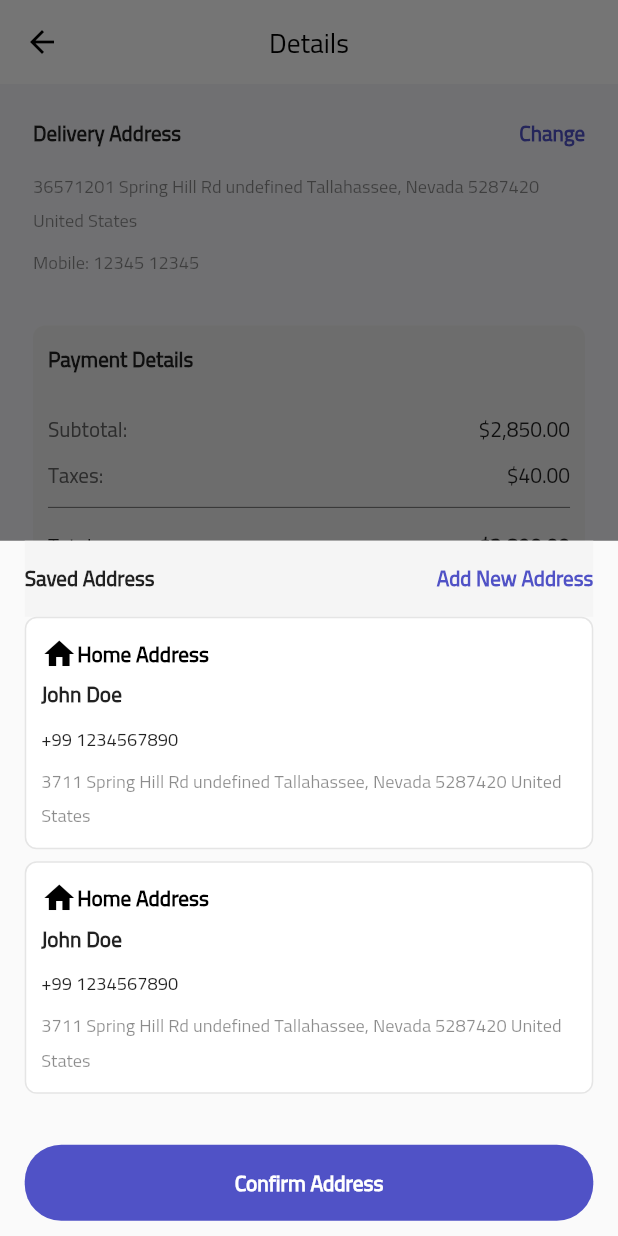
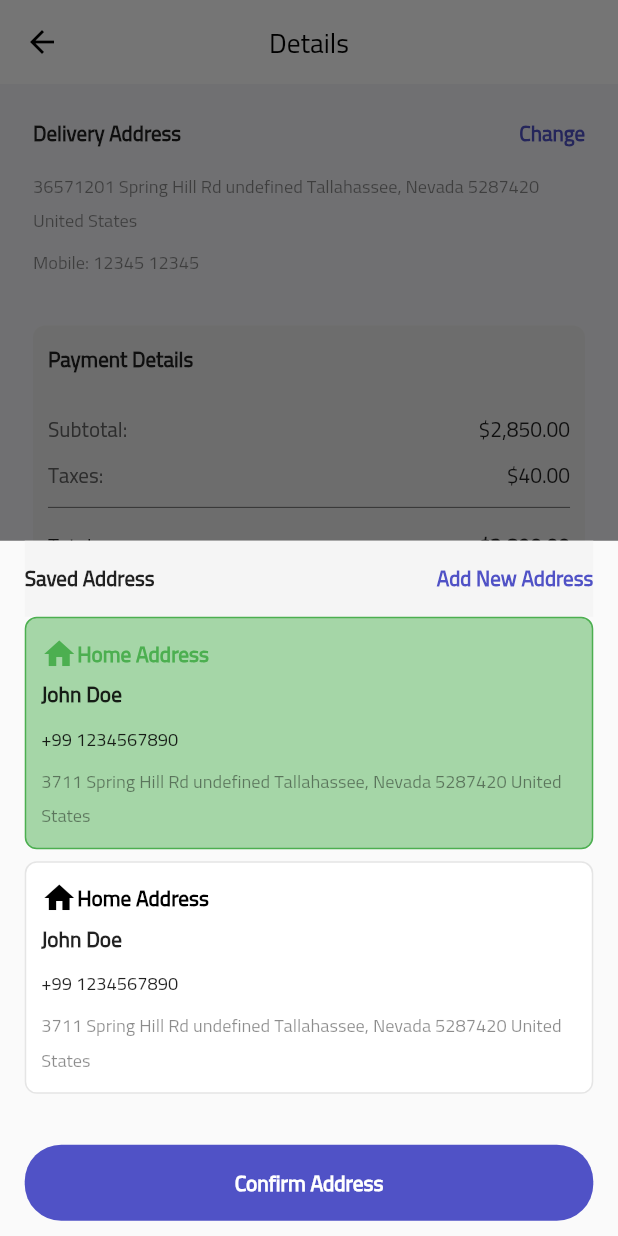
Before and after one commit to mahmoudrhamza20/E-Commerce, a Flutter app: the DetailsOfPayment screen opened directly, after a tap on "Change", on a phone screen of 412 x 824 dp. Run offline on Flutter 3.47's test engine with Material 2 defaults, Android fonts, the phone set to English and light mode, and no system bars; our stand-ins replace awesome_dialog, carousel_slider, connectivity_plus, convex_bottom_bar, country_picker, dartz and 14 more; missing offline and left inert: another_stepper, shrink_sidemenu; accounts and stored records are empty; project files that could hold a hidden picture were left out.

Commit message:
edit selected item

```diff
--- a/lib/core/utils/constants.dart
+++ b/lib/core/utils/constants.dart
@@ -92,11 +92,14 @@ Future descriptionViewMore(BuildContext context) {
     },
   );
 }
-Future<dynamic> buildShowModalBottomSheetOfProductDetail(BuildContext context,[isDetails = false]) {
+Future<dynamic> buildShowModalBottomSheetOfProductDetail(BuildContext context, [isDetails = false]) {
   return showModalBottomSheet(
     context: context,
     builder: (context) {
-      return SizedBox(
+      int currentIndex = 0;
+      return StatefulBuilder(
+        builder: (BuildContext context, void Function(void Function()) setState) {  return
+         SizedBox(
           child: Padding(
             padding:  EdgeInsets.symmetric(horizontal: 15.w),
             child: Column(
@@ -121,7 +124,12 @@ Future<dynamic> buildShowModalBottomSheetOfProductDetail(BuildContext context,[i
                     itemCount: 2,
                     itemBuilder: (context, index) =>   Padding(
                       padding: const EdgeInsets.only(bottom: 8),
-                    child: AddressItem(isPay: true,index: index, ),
+                      child: InkWell(
+                        onTap: (){
+                          currentIndex = index;
+                         setState(() { },);
+                        },
+                        child: AddressItem(isPay: true,index: index, selectedIndex: currentIndex == index, )),
                     ),
                   ),
                 ),
@@ -138,6 +146,9 @@ Future<dynamic> buildShowModalBottomSheetOfProductDetail(BuildContext context,[i
             ),
           ),
           );
+
+          }
+      );
     },
   );
 }
--- a/lib/features/auth/presentation/views_models/register_cubit/register_cubit.dart
+++ b/lib/features/auth/presentation/views_models/register_cubit/register_cubit.dart
@@ -48,7 +48,7 @@ class RegisterCubit extends Cubit<RegisterState> {
     }
     if (passwordController.text != confirmPasswordController.text) {
       showSnackBar(
-        LocaleKeys.PleaseEnterASimilarPassword.tr(),
+        LocaleKeys.pleaseEnterASimilarPassword.tr(),
       );
       return;
     }
--- a/lib/features/drawer/presentation/view/widgets/address_item.dart
+++ b/lib/features/drawer/presentation/view/widgets/address_item.dart
@@ -4,29 +4,18 @@ import '../../../../../core/utils/magic_router.dart';
 import '../../../../../core/utils/styles.dart';
 import '../add_address_view.dart';
 
-class AddressItem extends StatefulWidget {
-  const  AddressItem({
-    Key? key,  required this.index,  this.isPay = false ,
+class AddressItem extends StatelessWidget {
+ const   AddressItem({
+    Key? key,  required this.index,  this.isPay = false, required this.selectedIndex ,
   }) : super(key: key);
 
 final int index;
 final bool isPay;
-  @override
-  State<AddressItem> createState() => _AddressItemState();
-}
+final bool selectedIndex;
 
-class _AddressItemState extends State<AddressItem> {
-  bool selectedIndex = false ;
   @override
   Widget build(BuildContext context) {
-    return InkWell(
-      onTap: (){
-        setState(() {
-       // selected =widget.index ;
-        selectedIndex = !selectedIndex ;
-        });
-      },
-      child: Container(
+    return Container(
       width: MediaQuery.of(context).size.width,
       decoration: BoxDecoration(
           color: selectedIndex?Colors.green.shade200:Colors.white,
@@ -42,7 +31,7 @@ class _AddressItemState extends State<AddressItem> {
                  Icon(Icons.home,color:selectedIndex?Colors.green:Colors.black,),
                 Text('Home Address',style:Styles.textStyle14.copyWith(overflow: TextOverflow.ellipsis,color: selectedIndex?Colors.green:Colors.black,) ,),
                 const Spacer(),
-                widget.isPay?Container() : IconButton(onPressed: ()=>MagicRouter. navigateTo( AddAddressView()), icon:  const Icon(Icons.edit_outlined,color: kPrimaryColor,))
+              isPay?Container() : IconButton(onPressed: ()=>MagicRouter. navigateTo( AddAddressView()), icon:  const Icon(Icons.edit_outlined,color: kPrimaryColor,))
               ],
             ),
             // const SizedBox(height: 15,),
@@ -55,7 +44,6 @@ class _AddressItemState extends State<AddressItem> {
         ),
       ),
 
-      ),
     );
   }
 }
--- a/lib/features/drawer/presentation/view/widgets/details_of_payment.dart
+++ b/lib/features/drawer/presentation/view/widgets/details_of_payment.dart
@@ -1,10 +1,12 @@
 import 'package:e_commerce/core/widgets/custom_button.dart';
 import 'package:e_commerce/features/drawer/presentation/view/widgets/drawer_list_tile_app_bar.dart';
+import 'package:easy_localization/easy_localization.dart';
 import 'package:flutter/material.dart';
 import 'package:flutter_screenutil/flutter_screenutil.dart';
 import '../../../../../core/utils/constants.dart';
 import '../../../../../core/utils/magic_router.dart';
 import '../../../../../core/utils/styles.dart';
+import '../../../../../translations/locale_keys.g.dart';
 import '../../../../home/presentation/views/product_choose_payment_method_view.dart';
 
 class DetailsOfPayment extends StatelessWidget {
@@ -13,17 +15,14 @@ class DetailsOfPayment extends StatelessWidget {
   @override
   Widget build(BuildContext context) {
     return Scaffold(
-      appBar: drawerListTileAppBar(title: 'Details'),
+      appBar: drawerListTileAppBar(title: LocaleKeys.details.tr(),),
       body: const DetailsOfPaymentBody(),
     );
   }
 }
 
 class DetailsOfPaymentBody extends StatelessWidget {
-  const DetailsOfPaymentBody({
-    super.key,
-  });
-
+  const DetailsOfPaymentBody({ super.key,});
   @override
   Widget build(BuildContext context) {
     return Padding(
@@ -35,9 +34,9 @@ class DetailsOfPaymentBody extends StatelessWidget {
           Row(
             mainAxisAlignment: MainAxisAlignment.spaceBetween,
             children:  [
-              const Text('Delivery Address',style: TextStyle(fontWeight: FontWeight.bold),),
+               Text(LocaleKeys.deliveryAddress.tr(),style:const TextStyle(fontWeight: FontWeight.bold),),
               InkWell(onTap: ()=>buildShowModalBottomSheetOfProductDetail(context, true),
-                  child: const Text('Change',style: TextStyle(fontWeight: FontWeight.bold,color: kPrimaryColor),)),
+                  child:  Text(LocaleKeys.change.tr(),style:const TextStyle(fontWeight: FontWeight.bold,color: kPrimaryColor),)),
             ],
           ),
            SizedBox(height: 10.h,),
@@ -57,23 +56,21 @@ class DetailsOfPaymentBody extends StatelessWidget {
               child: Column(
                 crossAxisAlignment: CrossAxisAlignment.start,
                 children:  [
-                  const Text('Payment Details',style: TextStyle(fontWeight: FontWeight.bold),),
+                   Text(LocaleKeys.paymentDetails.tr(),style:const  TextStyle(fontWeight: FontWeight.bold),),
                   SizedBox(height: 20.h,),
                   Row(
                     mainAxisAlignment: MainAxisAlignment.spaceBetween,
                     children:  [
-                       Text('Subtotal:',style: TextStyle(color:Colors.grey.shade700),),
-                      InkWell(onTap: ()=>buildShowModalBottomSheetOfProductDetail(context, true),
-                          child: const Text('\$2,850.00',style: TextStyle(),)),
+                       Text(LocaleKeys.subTotal.tr(),style: TextStyle(color:Colors.grey.shade700),),
+                      const Text('\$2,850.00',style: TextStyle(),),
                     ],
                   ),
                   const SizedBox(height: 5,),
                   Row(
                     mainAxisAlignment: MainAxisAlignment.spaceBetween,
                     children:  [
-                       Text('Taxes:',style: TextStyle(color:Colors.grey.shade700),),
-                      InkWell(onTap: ()=>buildShowModalBottomSheetOfProductDetail(context, true),
-                          child: const Text('\$40.00',style: TextStyle(),)),
+                       Text(LocaleKeys.taxes.tr(),style: TextStyle(color:Colors.grey.shade700),),
+                      const Text('\$40.00',style: TextStyle(),),
                     ],
                   ),
                   const Divider(color: Colors.black54),
@@ -81,9 +78,8 @@ class DetailsOfPaymentBody extends StatelessWidget {
                   Row(
                     mainAxisAlignment: MainAxisAlignment.spaceBetween,
                     children:  [
-                       const Text('Total:',style: TextStyle(),),
-                      InkWell(onTap: ()=>buildShowModalBottomSheetOfProductDetail(context, true),
-                          child: const Text('\$2,890.00',style: TextStyle(fontWeight: FontWeight.bold),)),
+                        Text(LocaleKeys.total.tr()),
+                      const Text('\$2,890.00',style: TextStyle(fontWeight: FontWeight.bold),),
                     ],
                   ),
                 ],
@@ -92,7 +88,7 @@ class DetailsOfPaymentBody extends StatelessWidget {
           ),
           const Spacer(),
           CustomButton(
-            text: 'Continue to Payment',
+            text: LocaleKeys.continuetoPayment.tr(),
             textColor: Colors.white,
             backgroundColor: kPrimaryColor,
             borderRadius: BorderRadius.circular(24),
```
Also changed, not shown: assets/translations/ar.json (+6 -2 lines), assets/translations/en.json (+6 -2 lines), lib/core/widgets/credit_item.dart (+4 -18 lines), lib/features/drawer/presentation/view/card_details_view.dart (+2 -31 lines), lib/features/drawer/presentation/view/widgets/address_view_body.dart (+14 -2 lines), lib/features/drawer/presentation/view/widgets/card_details_view_body.dart (added, +43 -0 lines), lib/features/home/presentation/views/product_choose_payment_method_view.dart (+14 -3 lines), lib/translations/codegen_loader.g.dart, lib/translations/locale_keys.g.dart. Lines whose indentation alone changed are shown as unchanged.
